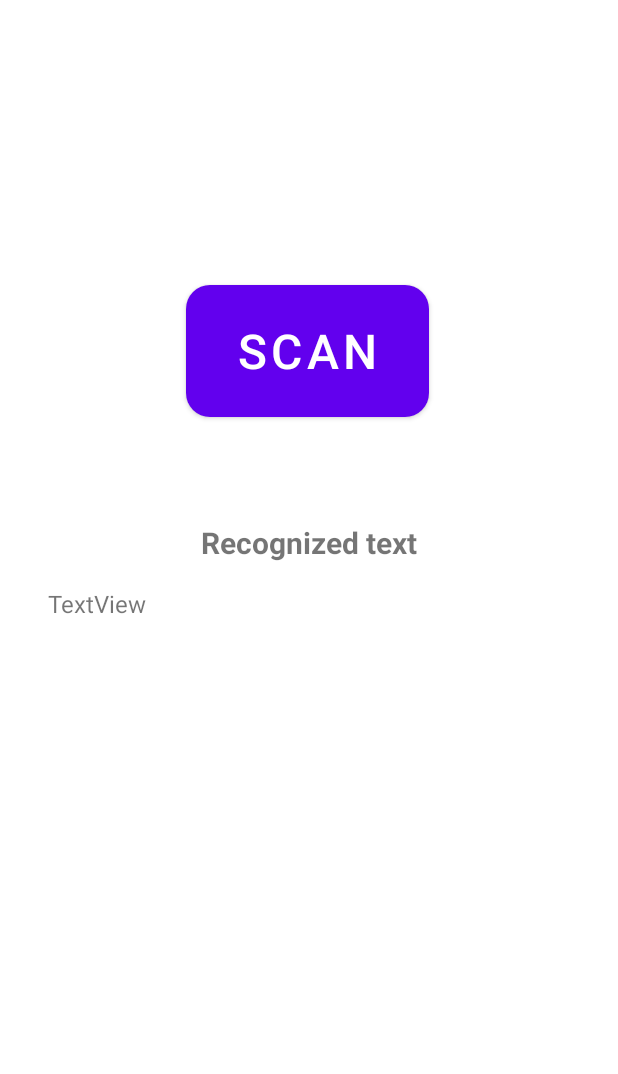
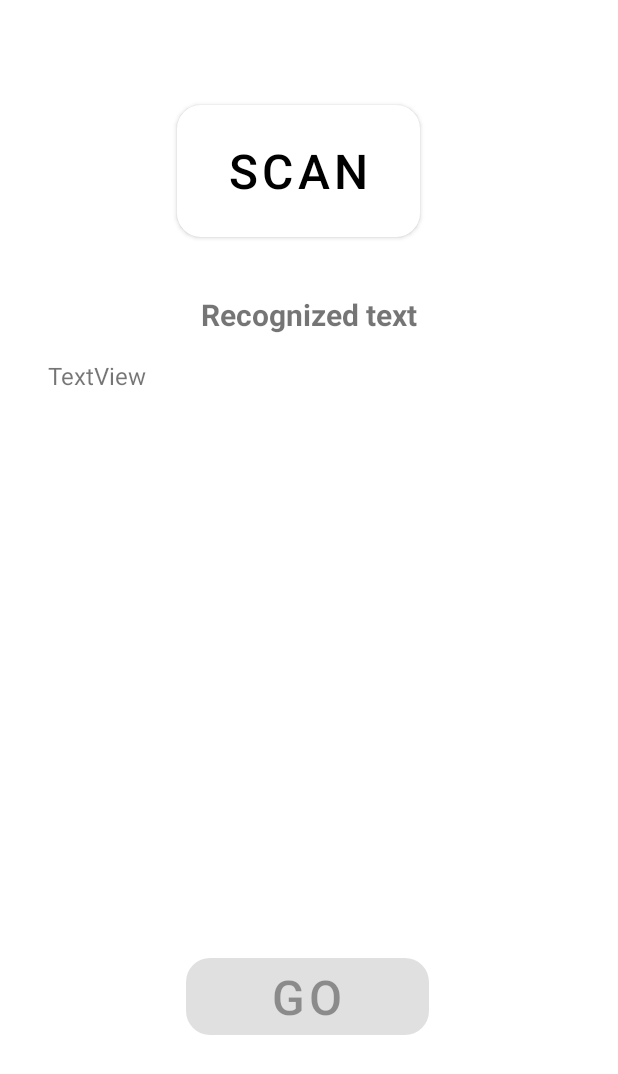
Before and after one commit to 1407arjun/EnvisionBuddy, an Android app: the layout activity_main.xml on its own in the app's theme, with its tools: preview values and no code run, on a phone screen of 412 x 824 dp. Shown: the top 1074 px of the screen. Run offline under Robolectric (Android 15) with nearby library versions, the phone set to English and light mode, and no system bars.

Commit message:
Refactored code, adjusted UI colors

```diff
--- a/app/src/main/java/com/teaminversion/envisionbuddy/MainActivity.java
+++ b/app/src/main/java/com/teaminversion/envisionbuddy/MainActivity.java
@@ -15,6 +15,7 @@ import android.net.Uri;
 import android.os.Bundle;
 import android.os.Environment;
 import android.provider.MediaStore;
+import android.view.View;
 import android.widget.Button;
 import android.widget.TextView;
 import android.widget.Toast;
@@ -155,8 +156,12 @@ public class MainActivity extends AppCompatActivity {
         }
         TextView textView = findViewById(R.id.textView);
         textView.setText(resultText);
-        Intent intent = new Intent(MainActivity.this, ChoiceActivity.class);
-        intent.putExtra("text", resultText);
-        startActivity(intent);
+        Button continueButton = findViewById(R.id.continueButton);
+        continueButton.setEnabled(true);
+        continueButton.setOnClickListener(v -> {
+            Intent intent = new Intent(MainActivity.this, ChoiceActivity.class);
+            intent.putExtra("text", resultText);
+            startActivity(intent);
+        });
     }
 }
--- a/app/src/main/res/layout/activity_main.xml
+++ b/app/src/main/res/layout/activity_main.xml
@@ -10,20 +10,36 @@
         android:id="@+id/scanButton"
         android:layout_width="162dp"
         android:layout_height="100dp"
-        android:layout_marginTop="184dp"
+        android:layout_marginTop="64dp"
+        android:elevation="32dp"
         android:text="Scan"
         android:textSize="32sp"
         app:cornerRadius="16dp"
         app:layout_constraintEnd_toEndOf="parent"
-        app:layout_constraintHorizontal_bias="0.497"
+        app:layout_constraintHorizontal_bias="0.473"
         app:layout_constraintStart_toStartOf="parent"
         app:layout_constraintTop_toTopOf="parent" />
+
+    <Button
+        android:id="@+id/continueButton"
+        android:layout_width="162dp"
+        android:layout_height="wrap_content"
+        android:layout_marginBottom="128dp"
+        android:elevation="32dp"
+        android:enabled="false"
+        android:text="Go"
+        android:textSize="32sp"
+        app:cornerRadius="16dp"
+        app:layout_constraintBottom_toBottomOf="parent"
+        app:layout_constraintEnd_toEndOf="parent"
+        app:layout_constraintHorizontal_bias="0.497"
+        app:layout_constraintStart_toStartOf="parent" />
 
     <TextView
         android:id="@+id/textView2"
         android:layout_width="wrap_content"
         android:layout_height="wrap_content"
-        android:layout_marginTop="64dp"
+        android:layout_marginTop="32dp"
         android:text="Recognized text"
         android:textSize="20sp"
         android:textStyle="bold"
--- a/app/src/main/res/values-night/themes.xml
+++ b/app/src/main/res/values-night/themes.xml
@@ -1,14 +1,14 @@
 <resources xmlns:tools="http://schemas.android.com/tools">
     <!-- Base application theme. -->
-    <style name="Theme.EnvisionBuddy" parent="Theme.MaterialComponents.DayNight.DarkActionBar">
+    <style name="Theme.EnvisionBuddy" parent="Theme.MaterialComponents.DayNight.NoActionBar">
         <!-- Primary brand color. -->
-        <item name="colorPrimary">@color/purple_200</item>
+        <item name="colorPrimary">@color/black</item>
         <item name="colorPrimaryVariant">@color/purple_700</item>
-        <item name="colorOnPrimary">@color/black</item>
+        <item name="colorOnPrimary">@color/white</item>
         <!-- Secondary brand color. -->
         <item name="colorSecondary">@color/teal_200</item>
         <item name="colorSecondaryVariant">@color/teal_200</item>
-        <item name="colorOnSecondary">@color/black</item>
+        <item name="colorOnSecondary">@color/white</item>
         <!-- Status bar color. -->
         <item name="android:statusBarColor" tools:targetApi="l">?attr/colorPrimaryVariant</item>
         <!-- Customize your theme here. -->
--- a/app/src/main/res/values/themes.xml
+++ b/app/src/main/res/values/themes.xml
@@ -1,10 +1,10 @@
 <resources xmlns:tools="http://schemas.android.com/tools">
     <!-- Base application theme. -->
-    <style name="Theme.EnvisionBuddy" parent="Theme.MaterialComponents.DayNight.DarkActionBar">
+    <style name="Theme.EnvisionBuddy" parent="Theme.MaterialComponents.DayNight.NoActionBar">
         <!-- Primary brand color. -->
-        <item name="colorPrimary">@color/purple_500</item>
+        <item name="colorPrimary">@color/white</item>
         <item name="colorPrimaryVariant">@color/purple_700</item>
-        <item name="colorOnPrimary">@color/white</item>
+        <item name="colorOnPrimary">@color/black</item>
         <!-- Secondary brand color. -->
         <item name="colorSecondary">@color/teal_200</item>
         <item name="colorSecondaryVariant">@color/teal_700</item>
```
